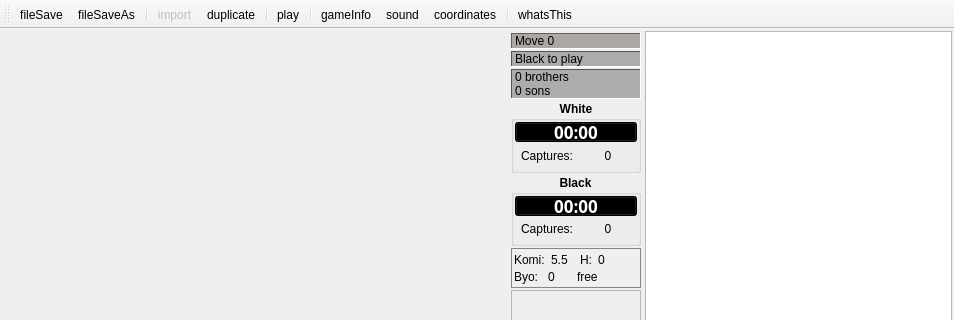
Qt form src/board/boardwindow.ui (iamsyt/qgo) before a commit; both pictures show x 0 to 954 and y 0 to 320 of the 954 by 726 pixel window.
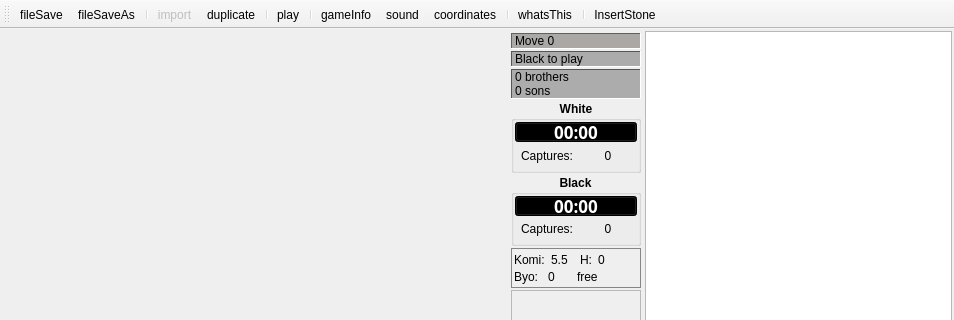
The same form after that commit. Icons and pictures are not drawn. Custom widgets are drawn as their Qt base class.

Commit message: insert move patch by Radek Valasek

Patch:
```diff
--- a/src/board/boardwindow.ui
+++ b/src/board/boardwindow.ui
@@ -6218,6 +6218,8 @@
    <addaction name="actionCoordinates"/>
    <addaction name="separator"/>
    <addaction name="actionWhatsThis"/>
+   <addaction name="separator"/>
+   <addaction name="actionInsertStone"/>
   </widget>
   <widget class="QMenuBar" name="menubar">
    <property name="geometry">
@@ -6377,6 +6379,17 @@
     <string>E&amp;xport Image to clipboard</string>
    </property>
   </action>
+  <action name="actionInsertStone">
+   <property name="checkable">
+    <bool>true</bool>
+   </property>
+   <property name="text">
+    <string>InsertStone</string>
+   </property>
+   <property name="toolTip">
+    <string>Insert stone to position (no variation)</string>
+   </property>
+  </action>
  </widget>
  <layoutdefault spacing="0" margin="2"/>
  <customwidgets>
```
The commit also changes 4 other files.
